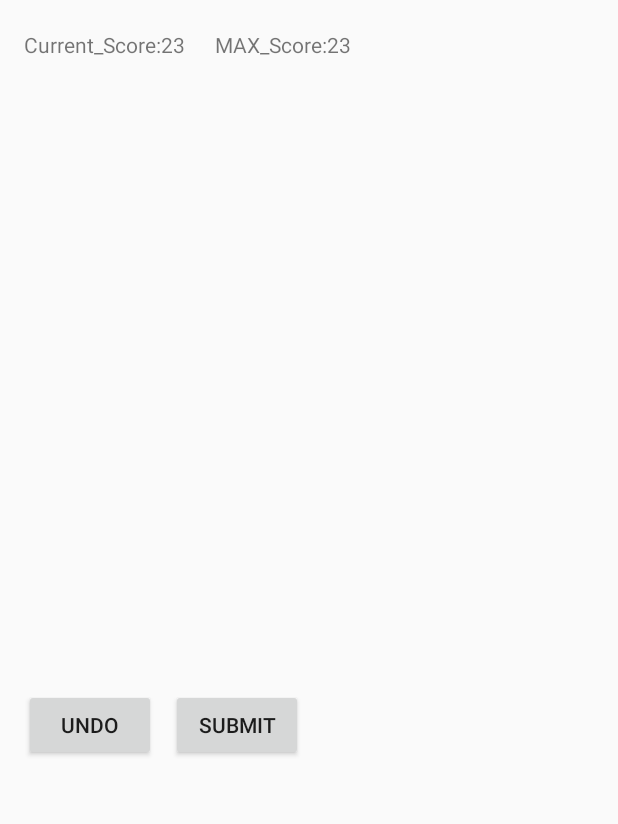
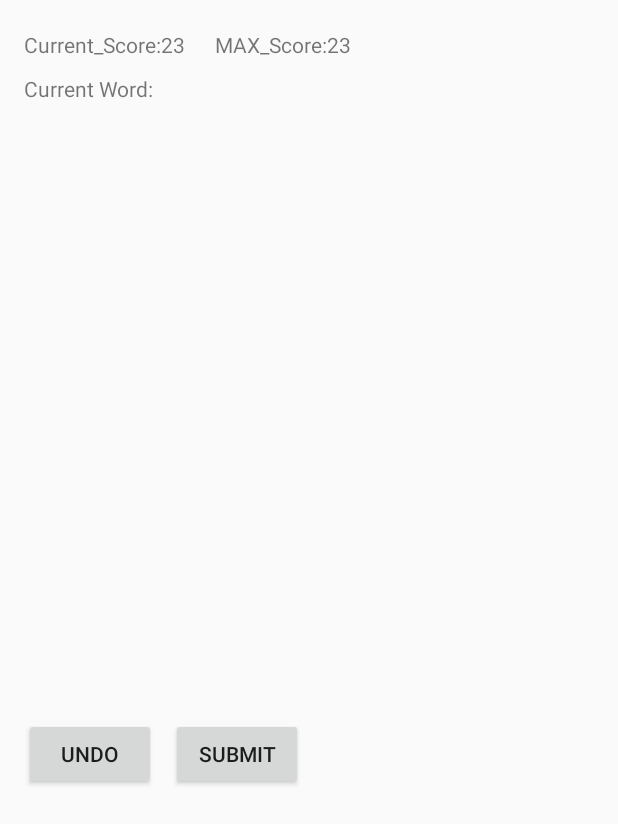
Before and after one commit to aviaryan/Hinix, an Android app: the layout activity_main.xml on its own in the app's theme, with its tools: preview values and no code run, on a phone screen of 412 x 824 dp. Shown: the top 824 px of the screen. Run offline under Robolectric (Android 15) with nearby library versions, the phone set to English and light mode, and no system bars.

Commit message:
Final updates

```diff
--- a/app/src/main/res/layout/activity_main.xml
+++ b/app/src/main/res/layout/activity_main.xml
@@ -11,10 +11,15 @@
     <LinearLayout
         android:layout_width="match_parent"
         android:layout_height="wrap_content"
+        android:orientation="vertical"
+        android:id="@+id/topPanel">
+    <LinearLayout
+        android:layout_width="match_parent"
+        android:layout_height="wrap_content"
         android:orientation="horizontal"
         android:layout_marginTop="20dp"
         android:paddingBottom="10dp"
-        android:id="@+id/topPanel">
+        >
         <TextView
             android:layout_width="wrap_content"
             android:layout_height="wrap_content"
@@ -28,6 +33,12 @@
             android:text="MAX_Score:23"
             android:id="@+id/max"/>
 
+    </LinearLayout>
+        <TextView
+            android:layout_width="wrap_content"
+            android:layout_height="wrap_content"
+            android:text="Current Word:"
+            android:id="@+id/current_word"/>
     </LinearLayout>
 
 
```
Also changed, not shown: app/src/main/java/in/aviaryan/hinix/MainActivity.java (+18 -7 lines).
